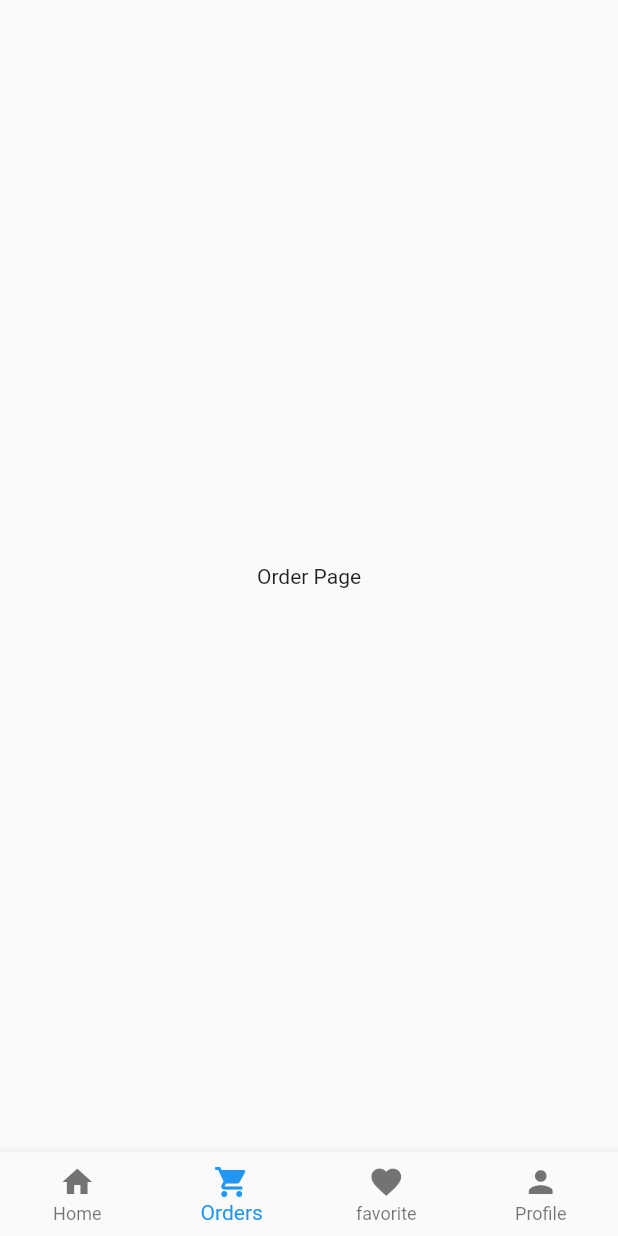
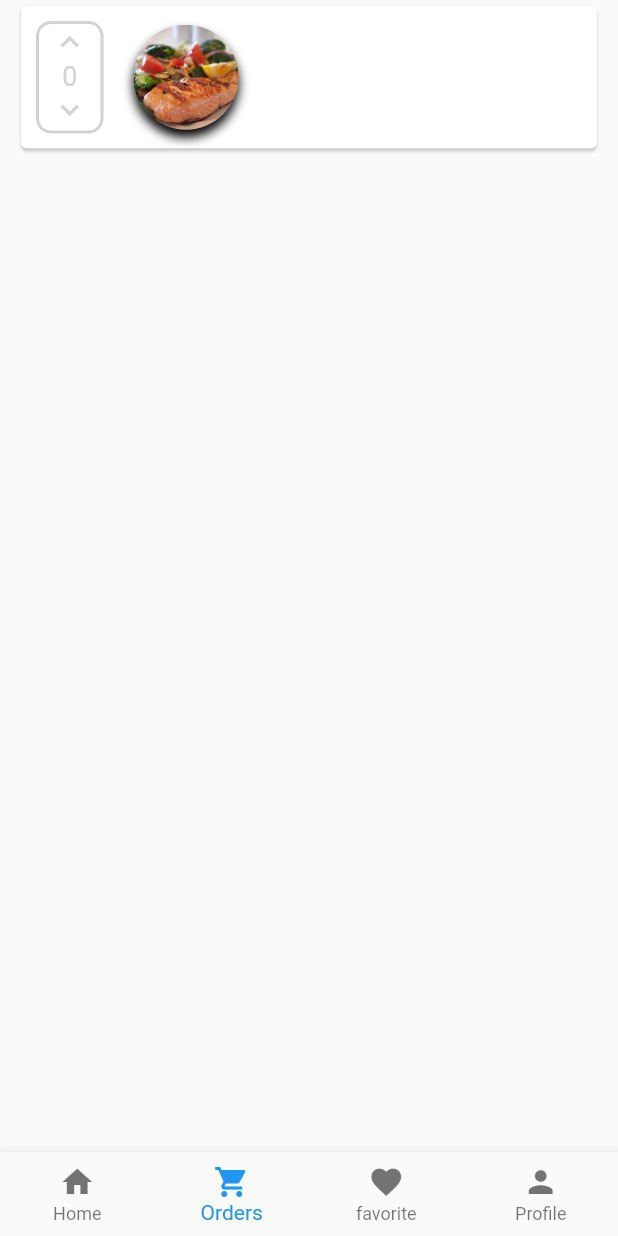
Before and after one commit to Dania-c/FoodDelivery-Flutter, a Flutter app: the screen it shows after launch, item 2 of the bottom bar chosen, on a phone screen of 412 x 824 dp. Run offline on Flutter 3.47's test engine with Material 2 defaults, Android fonts, the phone set to English and light mode, and no system bars.

Commit message:
order_card beginning

```diff
--- a/lib/src/pages/order_page.dart
+++ b/lib/src/pages/order_page.dart
@@ -1,4 +1,7 @@
 import 'package:flutter/material.dart';
+
+//custom widgets
+import '../widgets/order_card.dart';
 
 class OrderPage extends StatefulWidget {
   _OrderPageState createState() => _OrderPageState();
@@ -7,8 +10,11 @@ class OrderPage extends StatefulWidget {
 class _OrderPageState extends State<OrderPage> {
   @override
   Widget build(BuildContext context) {
-    return Center(
-      child: Text("Order Page"),
-    );
+    return ListView(
+        padding: EdgeInsets.symmetric(horizontal: 10.0),
+        scrollDirection: Axis.vertical,
+        children: <Widget>[
+          OrderCard(),
+        ]);
   }
 }
--- /dev/null
+++ b/lib/src/widgets/order_card.dart
@@ -0,0 +1,57 @@
+import 'package:flutter/material.dart';
+
+class OrderCard extends StatelessWidget {
+  @override
+  Widget build(BuildContext context) {
+    return Card(
+      child: Padding(
+        padding: const EdgeInsets.all(10.0),
+        child: Row(children: <Widget>[
+          Container(
+              height: 75.0,
+              width: 45.0,
+              decoration: BoxDecoration(
+                border: Border.all(width: 2.0, color: Color(0xFFD3D3D3)),
+                borderRadius: BorderRadius.circular(10.0),
+              ),
+              child: Column(
+                children: <Widget>[
+                  InkWell(
+                      onTap: () {},
+                      child: Icon(Icons.keyboard_arrow_up,
+                          color: Color(0xFFD3D3D3))),
+                  Text(
+                    "0",
+                    style: TextStyle(fontSize: 18.0, color: Color(0xFFD3D3D3)),
+                  ),
+                  InkWell(
+                    onTap: () {},
+                    child: Icon(Icons.keyboard_arrow_down,
+                        color: Color(0xFFD3D3D3)),
+                  ),
+                ],
+              )),
+          SizedBox(width: 20.0),
+          Container(
+            height: 70.0,
+            width: 70.0,
+            decoration: BoxDecoration(
+              image: DecorationImage(
+                image: AssetImage("assets/images/lunch.jpeg"),
+                fit: BoxFit.cover,
+              ),
+              borderRadius: BorderRadius.circular(50.0),
+              boxShadow: [
+                BoxShadow(
+                  color: Colors.black,
+                  blurRadius: 5.0,
+                  offset: Offset(0.0, 5.0),
+                ),
+              ],
+            ),
+          ),
+        ]),
+      ),
+    );
+  }
+}
```
